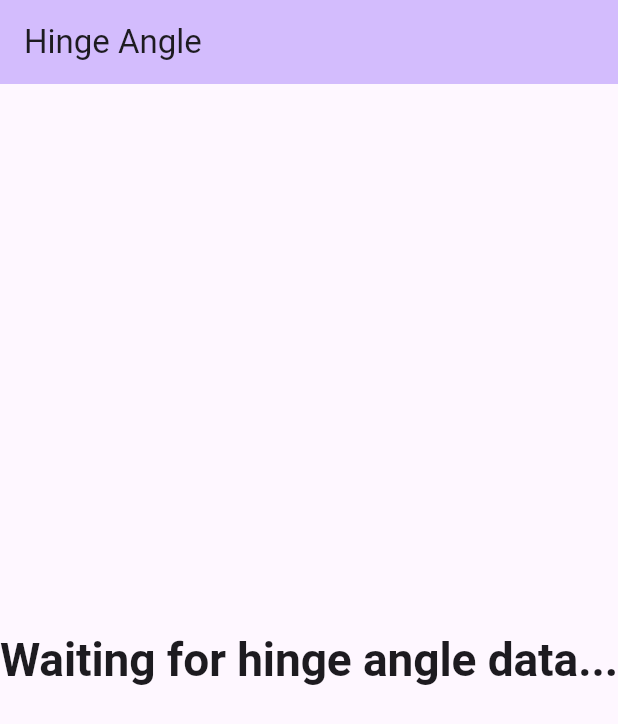
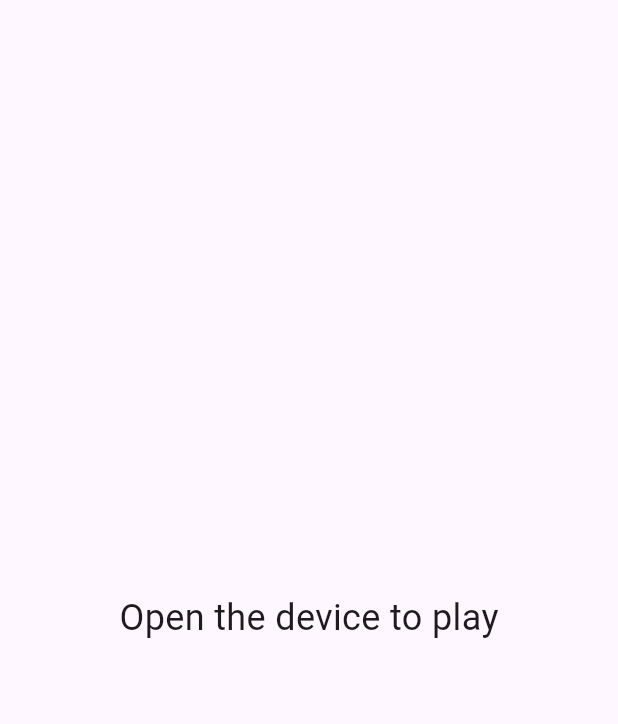
Before and after one commit to hfujikawa77/fold7-fl-app, a Flutter app: the screen it shows after launch, on a phone screen of 412 x 824 dp. Shown: the top 724 px of the screen. Run offline on Flutter 3.47's test engine with Material 3 defaults, Android fonts, the phone set to English and light mode, and no system bars; missing offline and left inert: dual_screen.

Commit message:
feat: Implement game logic and hinge integration

```diff
--- /dev/null
+++ b/lib/game_model.dart
@@ -0,0 +1,50 @@
+import 'dart:math';
+import 'package:flutter/material.dart';
+
+enum GameState { ready, playing, result }
+
+enum Hand { rock, paper, scissors }
+
+enum GameResult { win, lose, draw }
+
+class GameModel extends ChangeNotifier {
+  GameState _gameState = GameState.ready;
+  GameState get gameState => _gameState;
+
+  Hand? userHand;
+  Hand? computerHand;
+  GameResult? result;
+
+  int wins = 0;
+  int losses = 0;
+  int draws = 0;
+
+  void playGame() {
+    _gameState = GameState.playing;
+    userHand = Hand.values[Random().nextInt(Hand.values.length)];
+    computerHand = Hand.values[Random().nextInt(Hand.values.length)];
+
+    if (userHand == computerHand) {
+      result = GameResult.draw;
+      draws++;
+    } else if ((userHand == Hand.rock && computerHand == Hand.scissors) ||
+        (userHand == Hand.paper && computerHand == Hand.rock) ||
+        (userHand == Hand.scissors && computerHand == Hand.paper)) {
+      result = GameResult.win;
+      wins++;
+    } else {
+      result = GameResult.lose;
+      losses++;
+    }
+    _gameState = GameState.result;
+    notifyListeners();
+  }
+
+  void resetGame() {
+    _gameState = GameState.ready;
+    userHand = null;
+    computerHand = null;
+    result = null;
+    notifyListeners();
+  }
+}
--- a/lib/main.dart
+++ b/lib/main.dart
@@ -1,5 +1,9 @@
+import 'package:dual_screen/dual_screen.dart';
 import 'package:flutter/material.dart';
-import 'package:dual_screen/dual_screen.dart';
+import 'package:provider/provider.dart';
+import 'package:fold7_demo_fl/game_model.dart';
+import 'package:fold7_demo_fl/game_screen.dart';
+import 'package:fold7_demo_fl/ready_screen.dart';
 
 void main() {
   runApp(const MyApp());
@@ -10,76 +14,52 @@ class MyApp extends StatelessWidget {
 
   @override
   Widget build(BuildContext context) {
-    return MaterialApp(
-      title: 'Hinge Angle',
+    return ChangeNotifierProvider(
+      create: (context) => GameModel(),
+      child: MaterialApp(
+        title: 'Rock Paper Scissors',
         theme: ThemeData(
           colorScheme: ColorScheme.fromSeed(seedColor: Colors.deepPurple),
           useMaterial3: true,
         ),
-      home: const MyHomePage(title: 'Hinge Angle'),
+        home: const MainScreen(),
+      ),
     );
   }
 }
 
-class MyHomePage extends StatefulWidget {
-  const MyHomePage({super.key, required this.title});
-
-  final String title;
-
-  @override
-  State<MyHomePage> createState() => _MyHomePageState();
-}
-
-class _MyHomePageState extends State<MyHomePage> {
-  Widget _buildFullScreenText(BuildContext context, String text) {
-    return SizedBox.expand(
-      child: LayoutBuilder(
-        builder: (builderContext, constraints) {
-          final size = constraints.biggest;
-          final baseStyle = Theme.of(builderContext).textTheme.displayLarge ?? const TextStyle();
-          final fontSize = (size.shortestSide) * 0.28;
-          return FittedBox(
-            fit: BoxFit.contain,
-            alignment: Alignment.center,
-            child: Text(
-              text,
-              textAlign: TextAlign.center,
-              style: baseStyle.copyWith(
-                fontSize: fontSize,
-                fontWeight: FontWeight.w700,
-              ),
-            ),
-          );
-        },
-      ),
-    );
-  }
+class MainScreen extends StatelessWidget {
+  const MainScreen({super.key});
 
   @override
   Widget build(BuildContext context) {
-    return Scaffold(
-      appBar: AppBar(
-        backgroundColor: Theme.of(context).colorScheme.inversePrimary,
-        title: Text(widget.title),
-      ),
-      body: Center(
-        child: StreamBuilder<double>(
+    final gameModel = Provider.of<GameModel>(context, listen: false);
+
+    return StreamBuilder<double>(
       stream: DualScreenInfo.hingeAngleEvents,
       builder: (context, snapshot) {
         if (snapshot.hasData) {
-              return _buildFullScreenText(
-                context,
-                'Hinge Angle: ${snapshot.data!.toStringAsFixed(2)}',
-              );
-            } else {
-              return _buildFullScreenText(
-                context,
-                'Waiting for hinge angle data...',
-              );
+          final hingeAngle = snapshot.data!;
+          if (hingeAngle > 170 && gameModel.gameState == GameState.ready) {
+            gameModel.playGame();
+          } else if (hingeAngle < 170 &&
+              gameModel.gameState != GameState.ready) {
+            gameModel.resetGame();
+          }
+        }
+
+        return Consumer<GameModel>(
+          builder: (context, gameModel, child) {
+            switch (gameModel.gameState) {
+              case GameState.ready:
+                return const ReadyScreen();
+              case GameState.playing:
+              case GameState.result:
+                return const GameScreen();
             }
           },
-        ),
-      ),
+        );
+      },
     );
   }
 }
--- /dev/null
+++ b/lib/ready_screen.dart
@@ -0,0 +1,14 @@
+import 'package:flutter/material.dart';
+
+class ReadyScreen extends StatelessWidget {
+  const ReadyScreen({super.key});
+
+  @override
+  Widget build(BuildContext context) {
+    return const Scaffold(
+      body: Center(
+        child: Text('Open the device to play', style: TextStyle(fontSize: 24)),
+      ),
+    );
+  }
+}
--- a/pubspec.yaml
+++ b/pubspec.yaml
@@ -35,6 +35,7 @@ dependencies:
   # Use with the CupertinoIcons class for iOS style icons.
   cupertino_icons: ^1.0.8
   dual_screen: ^1.0.4
+  provider: ^6.1.5+1
 
 dev_dependencies:
   flutter_test:
```
Also changed, not shown: lib/game_screen.dart (added, +34 -0 lines), pubspec.lock, 4 other files. Lines whose indentation alone changed are shown as unchanged.
